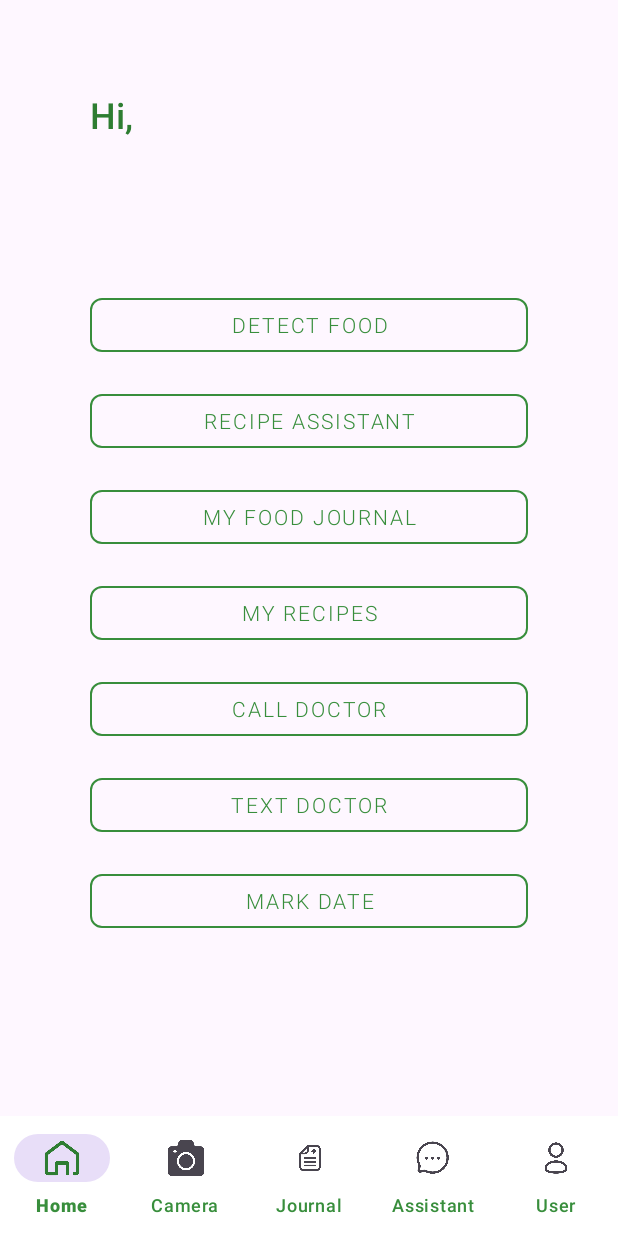
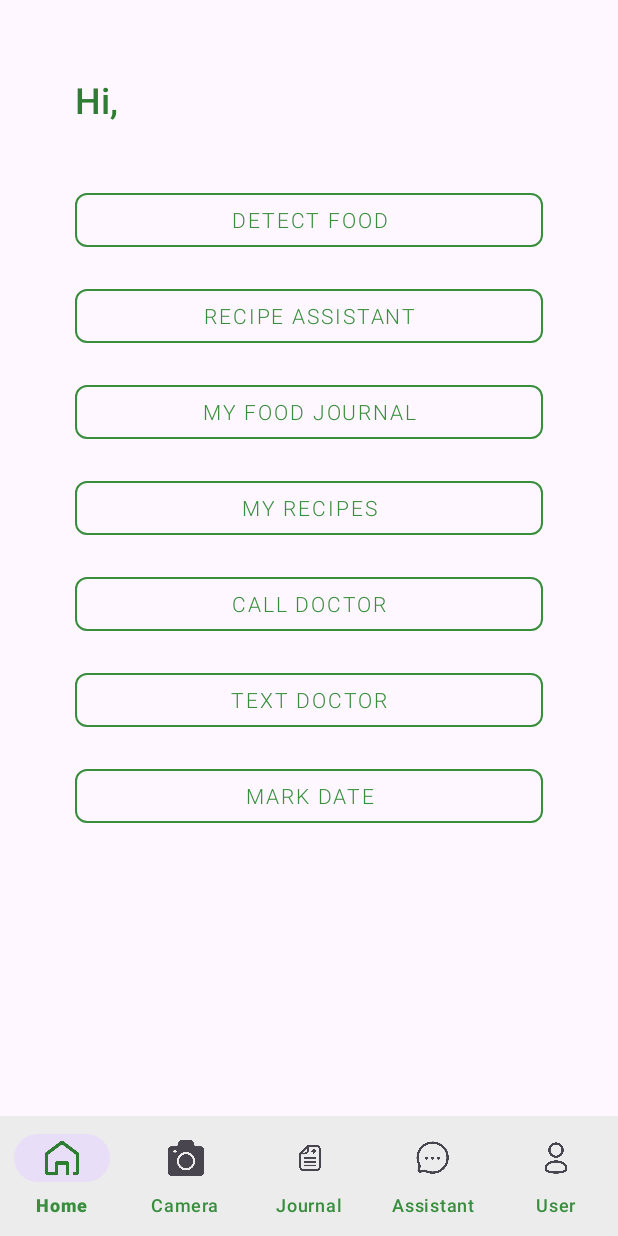
Before and after one commit to zoya-hammad/NutriVision, an Android app: the screen it shows after launch once a user with an empty profile is signed in (HomeScreen), on a phone screen of 412 x 824 dp. Run offline under Robolectric (Android 15) with nearby library versions, the light colour scheme and no system bars; our stand-ins replace Firebase (no records; nobody signed in at launch, a user with empty details on screens opened directly).

Commit message:
Other minor changes

```diff
--- a/mobile/app/src/main/res/layout/activity_home_screen.xml
+++ b/mobile/app/src/main/res/layout/activity_home_screen.xml
@@ -1,27 +1,26 @@
-<?xml version="1.0" encoding="utf-8"?>
 <RelativeLayout xmlns:android="http://schemas.android.com/apk/res/android"
     xmlns:app="http://schemas.android.com/apk/res-auto"
     android:layout_width="match_parent"
     android:layout_height="match_parent">
-
 
     <LinearLayout
         android:id="@+id/main_content"
         android:layout_width="match_parent"
         android:layout_height="match_parent"
         android:orientation="vertical"
-        android:padding="60dp"
-        android:layout_above="@id/status">
+        android:padding="50dp"
+        android:layout_above="@id/status"
+        android:layout_alignParentTop="true">
 
         <TextView
+            android:id="@+id/text_view_welcome_user"
             android:layout_width="wrap_content"
             android:layout_height="wrap_content"
             android:text=""
-            android:id="@+id/text_view_welcome_user"
             android:textSize="24sp"
             android:textColor="@color/green_dark"
             android:textStyle="bold"
-            android:layout_marginBottom="100dp"/>
+            android:layout_marginBottom="40dp" />
 
         <com.google.android.material.button.MaterialButton
             android:id="@+id/btn_add_picture"
@@ -98,7 +97,8 @@
             android:text="@string/mark_date"
             android:textColor="@color/green_light"
             app:strokeColor="@color/green_light"
-            app:cornerRadius="8dp"/>
+            app:cornerRadius="8dp"
+            android:layout_marginBottom="16dp"/>
     </LinearLayout>
 
     <include
@@ -106,5 +106,6 @@
         layout="@layout/status_bar"
         android:layout_width="match_parent"
         android:layout_height="wrap_content"
-        android:layout_alignParentBottom="true"/>
+        android:layout_alignParentBottom="true" />
+
 </RelativeLayout>
--- a/mobile/app/src/main/res/layout/status_bar.xml
+++ b/mobile/app/src/main/res/layout/status_bar.xml
@@ -5,7 +5,7 @@
     android:id="@+id/status"
     android:layout_width="match_parent"
     android:layout_height="wrap_content"
-    android:background="@color/white"
+    android:background="?android:colorBackground"
     app:itemTextColor="@color/green_light"
     app:itemIconTint="@null"
     app:labelVisibilityMode="labeled"
```
